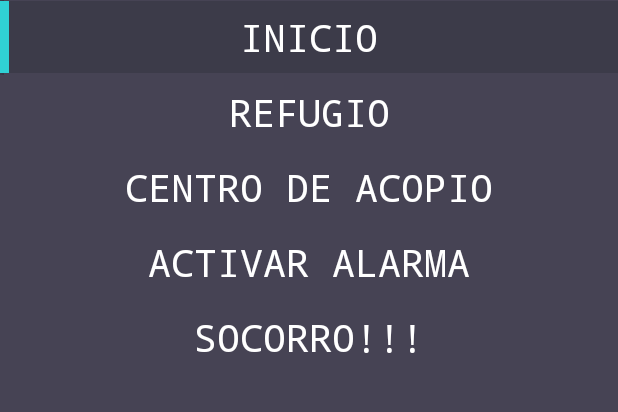
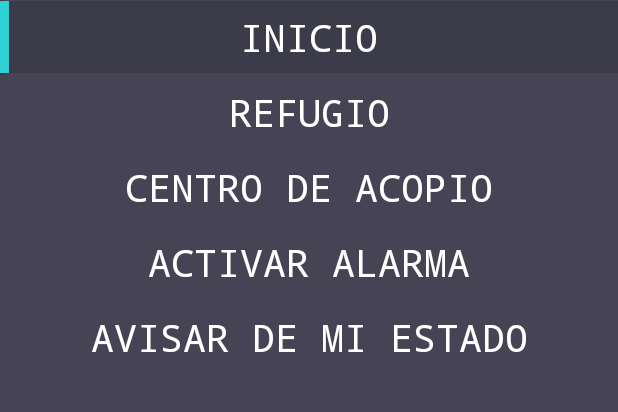
Before and after one commit to javiervar/auxilio_socorro, an Android app: the screen it shows after launch (MainActivity), after a tap on an icon or button, on a phone screen of 412 x 824 dp, the part 278-690 px from its top. Run offline under Robolectric (Android 15) with nearby library versions, the phone set to English and light mode, and no system bars; libraries missing offline, so code that uses them is left out: com.koushikdutta.async, com.koushikdutta.ion; pictures from the network do not load; 1 statement that could not run was skipped.

Commit message:
boton socorro pantalla 12

```diff
--- a/app/src/main/java/com/example/kira/auxiliosocorro/FragmentInicio.java
+++ b/app/src/main/java/com/example/kira/auxiliosocorro/FragmentInicio.java
@@ -100,7 +100,7 @@ public class FragmentInicio extends Fragment {
                 if(!isLocationEnabled(view.getContext()))
                     return;
                 if (android.os.Build.VERSION.SDK_INT >= android.os.Build.VERSION_CODES.M){
-                    Toast.makeText(getContext(),"es android 6",Toast.LENGTH_SHORT).show();
+                    //Toast.makeText(getContext(),"es android 6",Toast.LENGTH_SHORT).show();
                     // versiones con android 6.0 o superior
                    /* if (ContextCompat.checkSelfPermission(view.getContext(), Manifest.permission.ACCESS_FINE_LOCATION)
                             == PackageManager.PERMISSION_GRANTED) {*/
@@ -116,7 +116,7 @@ public class FragmentInicio extends Fragment {
 
                     } else {
                     // Show rationale and request permission.
-                        Toast.makeText(getContext(),"si obtuve permiso",Toast.LENGTH_SHORT).show();
+                        //Toast.makeText(getContext(),"si obtuve permiso",Toast.LENGTH_SHORT).show();
                         //mMap.setMyLocationEnabled(true);
 
                         googleMap.setMyLocationEnabled(true);
--- a/app/src/main/java/com/example/kira/auxiliosocorro/MainActivity.java
+++ b/app/src/main/java/com/example/kira/auxiliosocorro/MainActivity.java
@@ -275,10 +275,6 @@ public class MainActivity extends AppCompatActivity implements TextToSpeech.OnIn
     //mandar mensajes
     public void mandaMensajes(Context context){
         Log.i("Mensaje", "Mandare SMS.");
-        /*JsonObject json = new JsonObject();
-        json.addProperty("api", "0ct0d3v5");
-        json.addProperty("operacion", "4");
-        json.addProperty("idUsuario", "1");*/
 
         Ion.with(context)
                 .load("https://auxiliosocorro.octodevs.com/Consultas")
--- a/app/src/main/res/layout/guillotine.xml
+++ b/app/src/main/res/layout/guillotine.xml
@@ -133,7 +133,7 @@
             android:layout_gravity="center|center_horizontal"
             android:background="@android:color/transparent"
             android:fontFamily="monospace"
-            android:text="SOCORRO!!!"
+            android:text="Avisar de mi Estado"
             android:textAlignment="center"
             android:textColor="#fff"
             android:textSize="25sp" />
```
